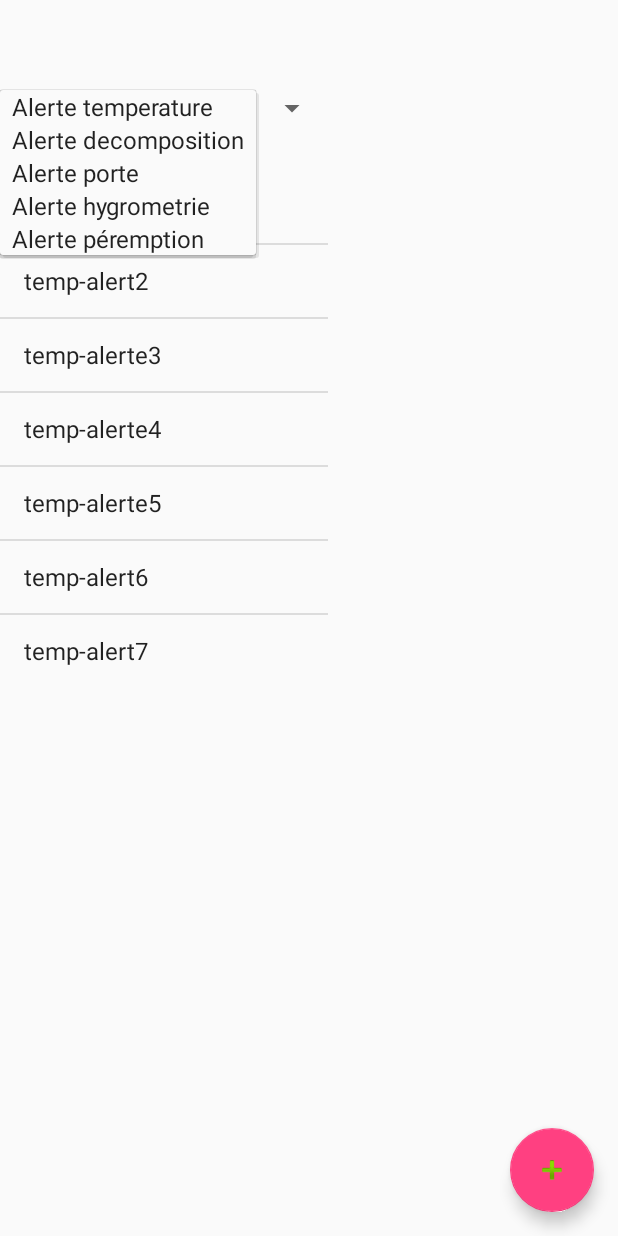
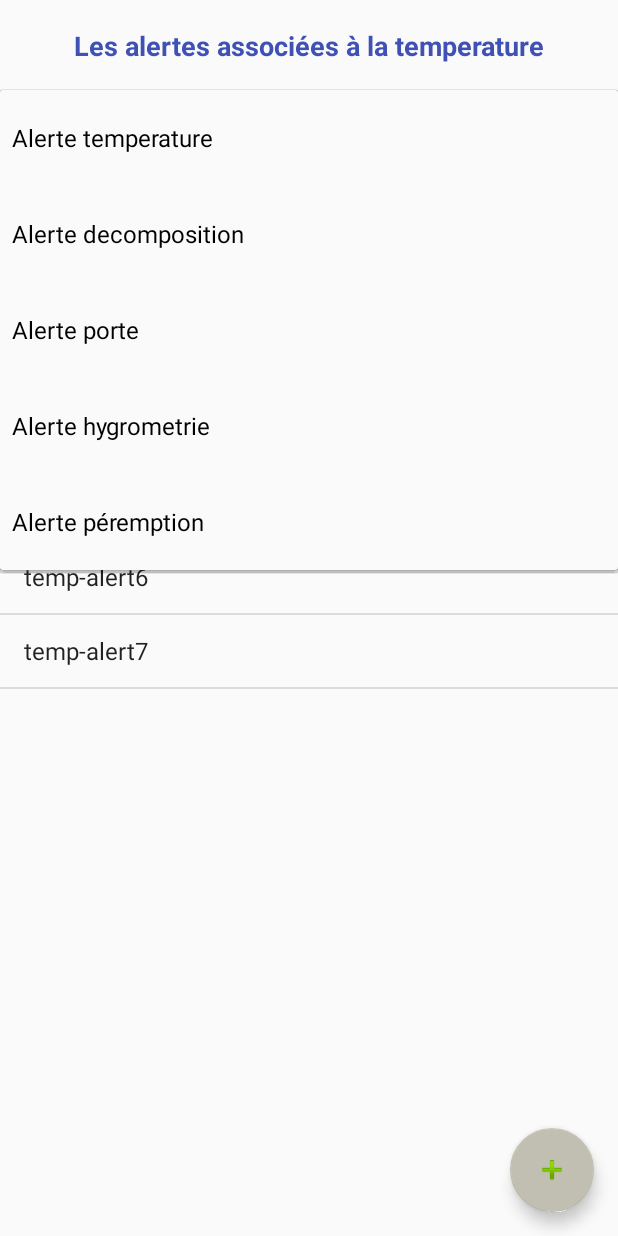
Before and after one commit to boucara/androidSmartfridge, an Android app: the ActivityListeAlerte screen opened directly, with no data from a screen before it, after a tap on "Alerte temperature", on a phone screen of 412 x 824 dp. Run offline under Robolectric (Android 15) with nearby library versions, the phone set to English and light mode, and no system bars.

Commit message:
correction des remarques du prof

```diff
--- a/app/src/main/java/com/mbds/appsmartfridge/ActivityListeAlerte.java
+++ b/app/src/main/java/com/mbds/appsmartfridge/ActivityListeAlerte.java
@@ -12,6 +12,7 @@ import android.widget.AdapterView;
 import android.widget.ArrayAdapter;
 import android.widget.ListView;
 import android.widget.Spinner;
+import android.widget.TextView;
 
 public class ActivityListeAlerte extends AppCompatActivity {
     ListView mListView;
@@ -24,10 +25,13 @@ public class ActivityListeAlerte extends AppCompatActivity {
 
     FloatingActionButton fab;
     int ok_ann=1;
+    TextView titre;
     @Override
     protected void onCreate(Bundle savedInstanceState) {
         super.onCreate(savedInstanceState);
         setContentView(R.layout.activity_main_liste_alerte);
+
+        titre= (TextView) findViewById(R.id.titre) ;
 
         fab= (FloatingActionButton) findViewById(R.id.fab);
         fab.setOnClickListener(new View.OnClickListener() {
@@ -41,7 +45,7 @@ public class ActivityListeAlerte extends AppCompatActivity {
         Spinner spinner_Alerte = (Spinner) findViewById(R.id.spinner);
         String[] items = new String[] { "Alerte temperature", "Alerte decomposition", "Alerte porte" , "Alerte hygrometrie","Alerte péremption" };
         ArrayAdapter<String> adapter_Alerte = new ArrayAdapter<String>(this, android.R.layout.simple_spinner_item, items);
-
+        adapter_Alerte.setDropDownViewResource(R.layout.spinner_dropdown_item);
         spinner_Alerte.setAdapter(adapter_Alerte);
         spinner_Alerte.setOnItemSelectedListener(new AdapterView.OnItemSelectedListener() {
             @Override
@@ -54,30 +58,35 @@ public class ActivityListeAlerte extends AppCompatActivity {
                     final ArrayAdapter<String> adapter = new ArrayAdapter<String>(ActivityListeAlerte.this,
                             android.R.layout.simple_list_item_1, alertes_temperature);
                     mListView.setAdapter(adapter);
+                    titre.setText("Les alertes associées à la temperature");
                 }
                else if(alerte.equalsIgnoreCase("Alerte decomposition")){
 
                     final ArrayAdapter<String> adapter = new ArrayAdapter<String>(ActivityListeAlerte.this,
                             android.R.layout.simple_list_item_1, alertes_decomposition);
                     mListView.setAdapter(adapter);
+                    titre.setText("Les alertes associées à la decomposition");
                 }
                else if(alerte.equalsIgnoreCase("Alerte porte")){
 
                     final ArrayAdapter<String> adapter = new ArrayAdapter<String>(ActivityListeAlerte.this,
                             android.R.layout.simple_list_item_1, alertes_porte);
                     mListView.setAdapter(adapter);
+                    titre.setText("Les alertes associées à la porte");
                 }
                 else if(alerte.equalsIgnoreCase("Alerte hygrometrie")){
 
                     final ArrayAdapter<String> adapter = new ArrayAdapter<String>(ActivityListeAlerte.this,
                             android.R.layout.simple_list_item_1, alertes_hygrometrie);
                     mListView.setAdapter(adapter);
+                    titre.setText("Les alertes associées à l'hygrometrie");
                 }
                 else if(alerte.equalsIgnoreCase("Alerte péremption")){
 
                     final ArrayAdapter<String> adapter = new ArrayAdapter<String>(ActivityListeAlerte.this,
                             android.R.layout.simple_list_item_1, alertes_peremption);
                     mListView.setAdapter(adapter);
+                    titre.setText("Les alertes associées à la péremption");
                 }
             }
 
@@ -86,6 +95,7 @@ public class ActivityListeAlerte extends AppCompatActivity {
                 // TODO Auto-generated method stub
             }
         });
+
 
     }
 
--- a/app/src/main/res/drawable/border.xml
+++ b/app/src/main/res/drawable/border.xml
@@ -3,6 +3,6 @@
     <shape xmlns:android= "http://schemas.android.com/apk/res/android"
         android:shape="rectangle">
         <stroke android:width="2dp" android:color="#000"/>
-        <corners android:bottomLeftRadius="5dp" android:bottomRightRadius="5dp"/>
+        <corners android:bottomLeftRadius="10dp" android:bottomRightRadius="10dp" android:topLeftRadius="10dp" android:topRightRadius="10dp"/>
 
     </shape>
--- a/app/src/main/res/layout/activity_main_liste_alerte.xml
+++ b/app/src/main/res/layout/activity_main_liste_alerte.xml
@@ -15,6 +15,7 @@
 
     <include layout="@layout/content_main" />
 
+
     <android.support.design.widget.FloatingActionButton
         android:id="@+id/fab"
         android:layout_width="wrap_content"
@@ -22,19 +23,39 @@
         android:layout_gravity="bottom|end"
         android:layout_margin="@dimen/fab_margin"
         app:srcCompat="@android:drawable/ic_input_add" />
+    <LinearLayout
+        android:orientation="horizontal"
+        android:layout_width="match_parent"
+        android:layout_height="match_parent"
+        android:gravity="center">
+    <TextView
+        android:layout_width="match_parent"
+        android:layout_height="match_parent"
+        android:id="@+id/titre"
+        android:textColor="@color/colorPrimary"
+        android:textSize="18dp"
+        android:textStyle="bold"
+        android:textAlignment="center"
+
+        android:layout_alignParentTop="true"
+        android:layout_centerHorizontal="true"
+        android:layout_marginTop="12dp"/>
+    </LinearLayout>
 
     <LinearLayout
-        android:layout_width="wrap_content"
-        android:layout_height="wrap_content"
+        android:layout_width="match_parent"
+        android:layout_height="match_parent"
         android:orientation="vertical"
         android:layout_marginTop="30dp">
 
         <!-- Spinner Element -->
         <Spinner
             android:id="@+id/spinner"
-            android:layout_width="wrap_content"
+            android:layout_width="fill_parent"
             android:layout_height="wrap_content"
-            android:layout_marginTop="30dp"/>
+            android:layout_marginTop="30dp"
+            style="@style/spinner_style"
+            android:spinnerMode="dropdown"/>
 
 
         <ListView
--- /dev/null
+++ b/app/src/main/res/layout/spinner_dropdown_item.xml
@@ -0,0 +1,10 @@
+<?xml version="1.0" encoding="utf-8"?>
+<CheckedTextView xmlns:android="http://schemas.android.com/apk/res/android"
+    android:id="@android:id/text1"
+    style="?android:attr/spinnerDropDownItemStyle"
+    android:maxLines="2"
+    android:layout_width="match_parent"
+    android:layout_height="?android:attr/listPreferredItemHeight"
+    android:ellipsize="end"
+    android:textColor="#000000"
+    android:singleLine="true"/>
--- a/app/src/main/res/values/styles.xml
+++ b/app/src/main/res/values/styles.xml
@@ -5,7 +5,7 @@
         <!-- Customize your theme here. -->
         <item name="colorPrimary">@color/colorPrimary</item>
         <item name="colorPrimaryDark">@color/colorPrimaryDark</item>
-        <item name="colorAccent">@color/colorAccent</item>
+        <item name="colorAccent">#C1BFB1</item>
     </style>
 
     <style name="AppTheme.NoActionBar">
@@ -16,5 +16,15 @@
     <style name="AppTheme.AppBarOverlay" parent="ThemeOverlay.AppCompat.Dark.ActionBar" />
 
     <style name="AppTheme.PopupOverlay" parent="ThemeOverlay.AppCompat.Light" />
+    <style name="spinner_style">
+        <item name="android:paddingLeft">0dp</item>
+        <item name="android:dropDownWidth">533dp</item>
+        <item name="android:showDividers">none</item>
+        <item name="android:dividerHeight">0dp</item>
+
+        <item name="android:dropDownHeight">70dp</item>
+        <item name="android:scrollbarAlwaysDrawVerticalTrack">true</item>
+        <item name="android:dropDownSelector">@android:color/white</item>
+    </style>
 
 </resources>
```
Also changed, not shown: app/src/main/java/com/mbds/appsmartfridge/ActivityAddAlerte.java (+106 -2 lines), app/src/main/res/drawable/custom_progress.xml (added, +11 -0 lines), app/src/main/res/layout/activity_main_add_alerte.xml (+55 -32 lines).
